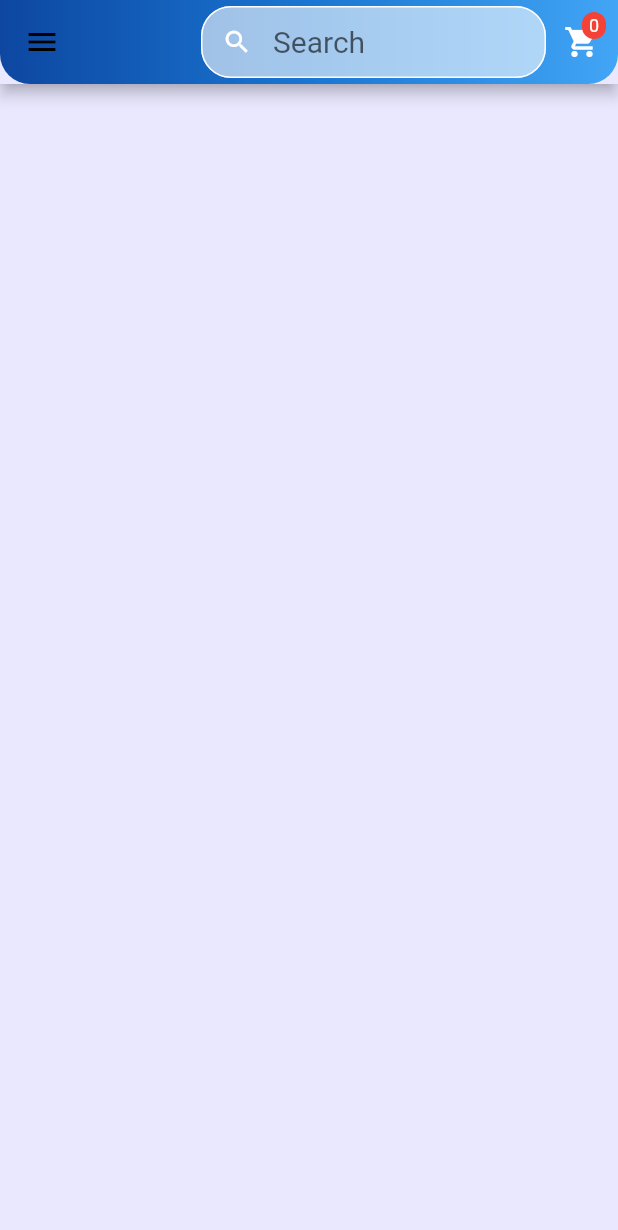
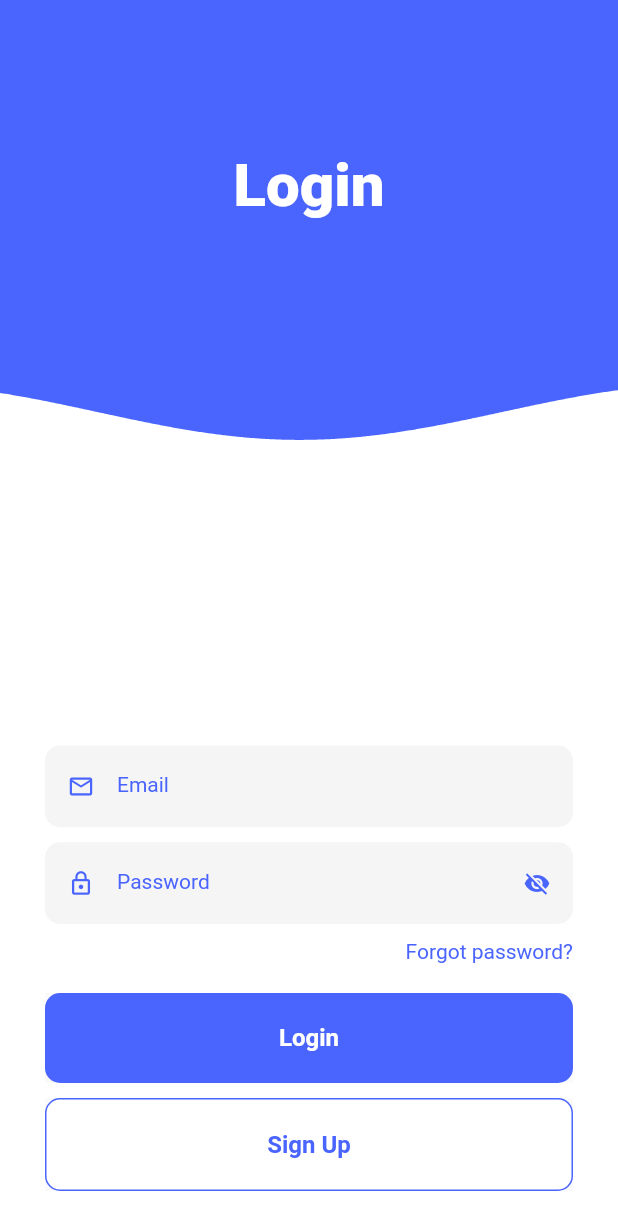
Before and after one commit to khaled45690/store_app, a Flutter app: the screen it shows after launch, on a phone screen of 412 x 824 dp. Shown: the top 1230 px of the screen. Run offline on Flutter 3.47's test engine with Material 2 defaults, Android fonts, the phone set to English and light mode, and no system bars; our stand-ins replace carousel_pro, device_preview, font_awesome_flutter, image_picker, shared_preferences, splashscreen; missing offline and left inert: multi_image_picker.

Commit message:
new loginPage ,SignupPage

```diff
--- /dev/null
+++ b/lib/core/viewmodels/home_model.dart
@@ -0,0 +1,24 @@
+import 'package:flutter/material.dart';
+import 'package:flutter/widgets.dart';
+import 'package:store_app/shared/globals.dart';
+
+
+class HomeModel extends ChangeNotifier {
+  get isVisible => _isVisible;
+  bool _isVisible = false;
+  set isVisible(value) {
+    _isVisible = value;
+    notifyListeners();
+  }
+
+  get isValid => _isValid;
+  bool _isValid = false;
+  void isValidEmail(String input) {
+    if (input == Global.validEmail.first) {
+      _isValid = true;
+    } else {
+      _isValid = false;
+    }
+    notifyListeners();
+  }
+}
--- a/lib/main.dart
+++ b/lib/main.dart
@@ -1,14 +1,17 @@
 import 'package:device_preview/device_preview.dart';
 import 'package:flutter/material.dart';
 import 'package:provider/provider.dart';
+import 'package:store_app/core/viewmodels/home_model.dart';
 import 'package:store_app/models/cart.dart';
 import 'package:store_app/models/product_model.dart';
 import 'package:store_app/screens/CartScreen.dart';
 import 'package:store_app/screens/FavoriteScreen.dart';
 import 'package:store_app/screens/MainProductScreen.dart';
+import 'package:store_app/screens/SignUpNew.dart';
 import 'package:store_app/screens/SignUpScreen.dart';
 import 'package:store_app/screens/amdin/EditProduct.dart';
 import 'package:store_app/screens/amdin/addProduct.dart';
+import 'package:store_app/screens/LoginNew.dart';
 import 'package:store_app/screens/loginScreen.dart';
 import 'package:store_app/screens/productDetails.dart';
 import 'package:store_app/models/producttt.dart';
@@ -26,6 +29,8 @@ void main() => runApp(
           ChangeNotifierProvider(create: (_) => UserData()),
           ChangeNotifierProvider(create: (_) => Product()),
           ChangeNotifierProvider(create: (_)=>Favorite(),),
+          ChangeNotifierProvider(create: (_)=>HomeModel(),),
+
         ],
         child: StoreApp(),
       ),
@@ -42,7 +47,7 @@ class StoreApp extends StatelessWidget {
       theme: ThemeData(
         primaryColor: Color(0xFFEAE8FF),
       ),
-      home:     SpashScreenWidget(),
+      home:     LoginPage(),
 
       routes: {
         CartWidget.routeName: (ctx) => CartWidget(),
@@ -53,6 +58,8 @@ class StoreApp extends StatelessWidget {
         AdminAddProduct.routeName: (ctx) => AdminAddProduct(),
         AdminEditProduct.routeName: (ctx) => AdminEditProduct(),
         FavoriteScreen.routeName: (ctx) => FavoriteScreen(),
+        LoginPage.routeName:(ctx)=>LoginPage(),
+        SignUpNew.routeName:(ctx) =>SignUpNew()
       },
     );
   }
--- /dev/null
+++ b/lib/screens/LoginNew.dart
@@ -0,0 +1,190 @@
+import 'dart:async';
+import 'dart:convert';
+
+import 'package:flutter/cupertino.dart';
+import 'package:flutter/material.dart';
+
+
+import 'package:provider/provider.dart';
+import 'package:store_app/constants/kConstants.dart';
+import 'package:store_app/core/viewmodels/home_model.dart';
+import 'package:store_app/models/UserData.dart';
+import 'package:store_app/screens/MainProductScreen.dart';
+import 'package:store_app/shared/globals.dart';
+import 'package:store_app/widgets/button_widget.dart';
+import 'package:store_app/widgets/textfield_widget.dart';
+import 'package:store_app/widgets/wave_widget.dart';
+import 'package:http/http.dart' as http;
+
+
+import 'SignUpNew.dart';
+import 'SignUpScreen.dart';
+
+class LoginPage extends StatelessWidget {
+    static const routeName = '/LoginPage';
+    String email , password ;
+      final GlobalKey<FormState> _key = GlobalKey<FormState>();
+
+      submitForm(String email, String password, context) async {
+    UserData userDataContext = Provider.of<UserData>(context, listen: false);
+    print("${kUrl}Signin");
+    final response = await http.post(
+      "${kUrl}Signin",
+      headers: <String, String>{
+        'Content-Type': 'application/json; charset=UTF-8',
+      },
+      body: jsonEncode(<dynamic, dynamic>{
+        "email": email,
+        "password": password,
+      }),
+    );
+      final Map responseJson = json.decode(response.body);
+    print(responseJson);
+    if (responseJson["state"] != null) {
+      print(responseJson);
+    } else {
+      userDataContext.userData = responseJson;
+    }
+  }
+
+
+
+  @override
+  Widget build(BuildContext context) {
+      UserData userDataContext = Provider.of<UserData>(context);
+    print(userDataContext.isUserDataLoaded);
+    if (userDataContext.isUserDataLoaded) {
+      Timer(const Duration(milliseconds: 200), () {
+        Navigator.of(context).pop();
+        Navigator.of(context).pop();
+      });
+    }
+    final size = MediaQuery.of(context).size;
+    final bool keyboardOpen = MediaQuery.of(context).viewInsets.bottom > 0;
+    final model = Provider.of<HomeModel>(context);
+
+    return Scaffold(
+      backgroundColor: Global.white,
+      body: Stack(
+        children: <Widget>[
+          Container(
+            height: size.height - 200,
+            color: Global.mediumBlue,
+          ),
+          AnimatedPositioned(
+            duration: Duration(milliseconds: 500),
+            curve: Curves.easeOutQuad,
+            top: keyboardOpen ? -size.height / 3.7 : 0.0,
+            child: WaveWidget(
+              size: size,
+              yOffset: size.height / 3.0,
+              color: Global.white,
+            ),
+          ),
+          Padding(
+            padding: const EdgeInsets.only(top: 100.0),
+            child: Row(
+              mainAxisAlignment: MainAxisAlignment.center,
+              children: <Widget>[
+                Text(
+                  'Login',
+                  style: TextStyle(
+                    color: Global.white,
+                    fontSize: 40.0,
+                    fontWeight: FontWeight.w900,
+                  ),
+                ),
+              ],
+            ),
+          ),
+          Form(
+            key: _key,
+                      child: Padding(
+              padding: const EdgeInsets.all(30.0),
+              child: Column(
+                mainAxisAlignment: MainAxisAlignment.end,
+                children: <Widget>[
+                  TextFieldWidget(
+                    onChanged:(value){
+                email = value;
+              },
+                     validator: (x){
+                          if(x.isEmpty) return "please enter x";
+                          return null;
+                        },
+                    hintText: 'Email',
+                    obscureText: false,
+                    prefixIconData: Icons.mail_outline,
+                    suffixIconData: model.isValid ? Icons.check : null,
+                    // onChanged: (value) {
+                    //   model.isValidEmail(value);
+                    // },
+                  ),
+                  SizedBox(
+                    height: 10.0,
+                  ),
+                  Column(
+                    crossAxisAlignment: CrossAxisAlignment.end,
+                    children: <Widget>[
+                      TextFieldWidget(
+                        onChanged:(value){
+                password = value;
+              } ,
+                        validator: (x){
+                          if(x.isEmpty) return "please enter x";
+                          return null;
+                        },
+                        hintText: 'Password',
+                        obscureText: model.isVisible ? false : true,
+                        prefixIconData: Icons.lock_outline,
+                        suffixIconData: model.isVisible
+                            ? Icons.visibility
+                            : Icons.visibility_off,
+                      ),
+                      SizedBox(
+                        height: 10.0,
+                      ),
+                      Text(
+                        'Forgot password?',
+                        style: TextStyle(
+                          color: Global.mediumBlue,
+                        ),
+                      ),
+                    ],
+                  ),
+                  SizedBox(
+                    height: 20.0,
+                  ),
+                  ButtonWidget(
+                    title: 'Login',
+                    hasBorder: false,
+                    onClick: (){
+
+                            if(_key.currentState.validate()){
+                  submitForm(email, password, context);
+
+                }
+                   //  Navigator.of(context).popAndPushNamed(MainProductScreen.routeName);
+
+                    },
+                  ),
+                  SizedBox(
+                    height: 10.0,
+                  ),
+                  ButtonWidget(
+                    title: 'Sign Up',
+                    hasBorder: true,
+                    onClick: (){
+
+                    Navigator.of(context).popAndPushNamed(SignUpNew.routeName);
+                    },
+                  ),
+                ],
+              ),
+            ),
+          ),
+        ],
+      ),
+    );
+  }
+}
--- a/lib/screens/SignUpScreen.dart
+++ b/lib/screens/SignUpScreen.dart
@@ -120,7 +120,8 @@ class SignUp extends StatelessWidget {
               )
             ],
           )
-        ]),
+        ],
+        ),
       ),
     );
   }
--- /dev/null
+++ b/lib/shared/globals.dart
@@ -0,0 +1,8 @@
+import 'dart:ui';
+import 'package:flutter/material.dart';
+
+class Global {
+  static const Color white = const Color(0xffffffff);
+  static const Color mediumBlue = const Color(0xff4A64FE);
+  static const List validEmail = ['test@gmail.com'];
+}
--- /dev/null
+++ b/lib/widgets/button_widget.dart
@@ -0,0 +1,53 @@
+import 'package:flutter/material.dart';
+import 'package:store_app/shared/globals.dart';
+
+class ButtonWidget extends StatelessWidget {
+  final String title;
+  final bool hasBorder;
+  var onClick;
+
+
+  ButtonWidget({
+    this.title,
+    this.hasBorder,
+    @required this.onClick
+
+  });
+
+  @override
+  Widget build(BuildContext context) {
+    return Material(
+      child: Ink(
+
+        decoration: BoxDecoration(
+          color: hasBorder ? Global.white : Global.mediumBlue,
+          borderRadius: BorderRadius.circular(10),
+          border: hasBorder
+              ? Border.all(
+                  color: Global.mediumBlue,
+                  width: 1.0,
+                )
+              : Border.fromBorderSide(BorderSide.none),
+        ),
+        child: InkWell(
+                    onTap: (){ this.onClick(); },
+
+          borderRadius: BorderRadius.circular(10),
+          child: Container(
+            height: 60.0,
+            child: Center(
+              child: Text(
+                title,
+                style: TextStyle(
+                  color: hasBorder ? Global.mediumBlue : Global.white,
+                  fontWeight: FontWeight.w600,
+                  fontSize: 16.0,
+                ),
+              ),
+            ),
+          ),
+        ),
+      ),
+    );
+  }
+}
--- /dev/null
+++ b/lib/widgets/clipper_widget.dart
@@ -0,0 +1,19 @@
+import 'package:flutter/material.dart';
+
+class ClipperWidget extends CustomClipper<Path> {
+  final List<Offset> waveList;
+  ClipperWidget({this.waveList});
+
+  @override
+  getClip(Size size) {
+    final Path path = Path();
+    path.addPolygon(waveList, false);
+    path.lineTo(size.width, size.height);
+    path.lineTo(0.0, size.height);
+    path.close();
+    return path;
+  }
+
+  @override
+  bool shouldReclip(CustomClipper oldClipper) => true;
+}
--- /dev/null
+++ b/lib/widgets/textfield_widget.dart
@@ -0,0 +1,68 @@
+import 'package:flutter/material.dart';
+
+import 'package:provider/provider.dart';
+import 'package:store_app/core/viewmodels/home_model.dart';
+import 'package:store_app/shared/globals.dart';
+
+class TextFieldWidget extends StatelessWidget {
+  final String hintText;
+  final IconData prefixIconData;
+  final IconData suffixIconData;
+  final bool obscureText;
+  final Function onChanged;
+ final FormFieldValidator<String> validator;
+
+  TextFieldWidget({
+    this.hintText,
+    this.prefixIconData,
+    this.suffixIconData,
+    this.obscureText,
+    this.onChanged,
+    this.validator,
+  });
+
+  @override
+  Widget build(BuildContext context) {
+    final model = Provider.of<HomeModel>(context);
+
+    return TextFormField(
+      validator: validator,
+      onChanged: onChanged,
+      obscureText: obscureText,
+      cursorColor: Global.mediumBlue,
+      style: TextStyle(
+        color: Global.mediumBlue,
+        fontSize: 14.0,
+      ),
+      decoration: InputDecoration(
+        labelStyle: TextStyle(color: Global.mediumBlue),
+        focusColor: Global.mediumBlue,
+        filled: true,
+        enabledBorder: UnderlineInputBorder(
+          borderRadius: BorderRadius.circular(10),
+          borderSide: BorderSide.none,
+        ),
+        focusedBorder: OutlineInputBorder(
+          borderRadius: BorderRadius.circular(10),
+          borderSide: BorderSide(color: Global.mediumBlue),
+        ),
+        labelText: hintText,
+        prefixIcon: Icon(
+          prefixIconData,
+          size: 18,
+          color: Global.mediumBlue,
+        ),
+        suffixIcon: GestureDetector(
+          onTap: () {
+            model.isVisible = !model.isVisible;
+          },
+          child: Icon(
+            suffixIconData,
+            size: 18,
+            color: Global.mediumBlue,
+          ),
+        ),
+      ),
+    );
+  }
+}
--- /dev/null
+++ b/lib/widgets/wave_widget.dart
@@ -0,0 +1,78 @@
+import 'package:flutter/material.dart';
+import 'dart:math' as Math;
+
+import 'clipper_widget.dart';
+
+class WaveWidget extends StatefulWidget {
+  final Size size;
+  final double yOffset;
+  final Color color;
+
+  WaveWidget({
+    this.size,
+    this.yOffset,
+    this.color,
+  });
+
+  @override
+  _WaveWidgetState createState() => _WaveWidgetState();
+}
+
+class _WaveWidgetState extends State<WaveWidget> with TickerProviderStateMixin {
+  AnimationController animationController;
+  List<Offset> wavePoints = [];
+
+  @override
+  void initState() {
+    super.initState();
+
+    animationController =
+        AnimationController(vsync: this, duration: Duration(milliseconds: 5000))
+          ..addListener(() {
+            wavePoints.clear();
+
+            final double waveSpeed = animationController.value * 1080;
+            final double fullSphere = animationController.value * Math.pi * 2;
+            final double normalizer = Math.cos(fullSphere);
+            final double waveWidth = Math.pi / 270;
+            final double waveHeight = 20.0;
+
+            for (int i = 0; i <= widget.size.width.toInt(); ++i) {
+              double calc = Math.sin((waveSpeed - i) * waveWidth);
+              wavePoints.add(
+                Offset(
+                  i.toDouble(), //X
+                  calc * waveHeight * normalizer + widget.yOffset, //Y
+                ),
+              );
+            }
+          });
+
+    animationController.repeat();
+  }
+
+  @override
+  void dispose() {
+    animationController.dispose();
+    super.dispose();
+  }
+
+  @override
+  Widget build(BuildContext context) {
+    return AnimatedBuilder(
+      animation: animationController,
+      builder: (context, _) {
+        return ClipPath(
+          clipper: ClipperWidget(
+            waveList: wavePoints,
+          ),
+          child: Container(
+            width: widget.size.width,
+            height: widget.size.height,
+            color: widget.color,
+          ),
+        );
+      },
+    );
+  }
+}
--- a/pubspec.yaml
+++ b/pubspec.yaml
@@ -32,6 +32,7 @@ dependencies:
   splashscreen: ^1.2.0
   device_preview:  ^0.4.8
   shared_preferences: ^0.5.10
+  font_awesome_flutter: ^8.2.0
 
 
 
```
Also changed, not shown: lib/screens/SignUpNew.dart (added, +280 -0 lines), pubspec.lock.
